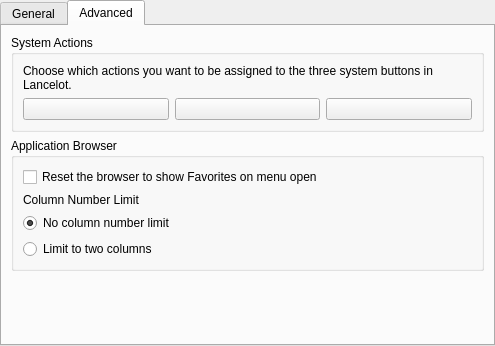
First picture: the form in applets/lancelot/app/src/ui/LancelotConfigBase.ui, repository KDE/kdeplasma-addons, before the edit.
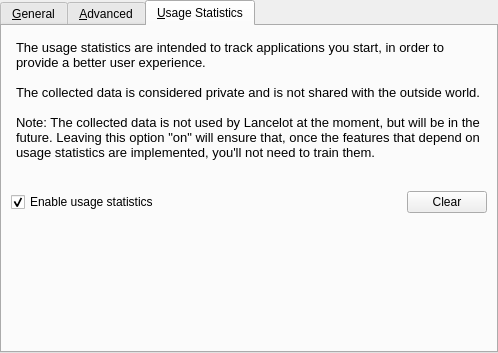
Second picture: the form after the edit.

Commit message: Added page for configuring the usage statistics - to introduce the string messages in time.

```diff
--- a/applets/lancelot/app/src/ui/LancelotConfigBase.ui
+++ b/applets/lancelot/app/src/ui/LancelotConfigBase.ui
@@ -7,7 +7,7 @@
     <x>0</x>
     <y>0</y>
     <width>495</width>
-    <height>346</height>
+    <height>353</height>
    </rect>
   </property>
   <layout class="QHBoxLayout" name="horizontalLayout">
@@ -17,11 +17,11 @@
    <item>
     <widget class="QTabWidget" name="tabWidget">
      <property name="currentIndex">
-      <number>1</number>
+      <number>2</number>
      </property>
      <widget class="QWidget" name="tab">
       <attribute name="title">
-       <string>General</string>
+       <string>&amp;General</string>
       </attribute>
       <layout class="QVBoxLayout" name="verticalLayout_4">
        <item>
@@ -83,7 +83,7 @@
      </widget>
      <widget class="QWidget" name="tab_2">
       <attribute name="title">
-       <string>Advanced</string>
+       <string>&amp;Advanced</string>
       </attribute>
       <layout class="QVBoxLayout" name="verticalLayout">
        <item>
@@ -92,37 +92,37 @@
           <string>System Actions</string>
          </property>
          <layout class="QGridLayout" name="gridLayout">
-          <item row="0" column="0" colspan="3">
-           <widget class="QLabel" name="label_2">
-            <property name="text">
-             <string>Choose which actions you want to be assigned to the three system buttons in Lancelot.</string>
-            </property>
-            <property name="wordWrap">
-             <bool>true</bool>
-            </property>
-           </widget>
-          </item>
-          <item row="1" column="0">
+          <item row="2" column="0">
            <widget class="QPushButton" name="buttonSystem1">
             <property name="text">
              <string/>
             </property>
            </widget>
           </item>
-          <item row="1" column="1">
+          <item row="2" column="1">
            <widget class="QPushButton" name="buttonSystem2">
             <property name="text">
              <string/>
             </property>
            </widget>
           </item>
-          <item row="1" column="2">
+          <item row="2" column="2">
            <widget class="QPushButton" name="buttonSystem3">
             <property name="text">
              <string/>
             </property>
            </widget>
           </item>
+          <item row="1" column="0" colspan="3">
+           <widget class="QLabel" name="label_2">
+            <property name="text">
+             <string>Choose which actions you want to be assigned to the system buttons:</string>
+            </property>
+            <property name="wordWrap">
+             <bool>true</bool>
+            </property>
+           </widget>
+          </item>
          </layout>
         </widget>
        </item>
@@ -140,7 +140,14 @@
            </widget>
           </item>
           <item>
-           <widget class="QLabel" name="label">
+           <widget class="Line" name="lineAppBrowser">
+            <property name="orientation">
+             <enum>Qt::Horizontal</enum>
+            </property>
+           </widget>
+          </item>
+          <item>
+           <widget class="QLabel" name="labelAppBrowserColumnNumber">
             <property name="text">
              <string>Column Number Limit</string>
             </property>
@@ -181,6 +188,85 @@
        </item>
       </layout>
      </widget>
+     <widget class="QWidget" name="tabUsageStatistics">
+      <attribute name="title">
+       <string>&amp;Usage Statistics</string>
+      </attribute>
+      <layout class="QGridLayout" name="gridLayout_2">
+       <item row="0" column="0" colspan="2">
+        <widget class="QTextBrowser" name="textUsageStatistics">
+         <property name="sizePolicy">
+          <sizepolicy hsizetype="Expanding" vsizetype="Preferred">
+           <horstretch>0</horstretch>
+           <verstretch>0</verstretch>
+          </sizepolicy>
+         </property>
+         <property name="maximumSize">
+          <size>
+           <width>16777215</width>
+           <height>150</height>
+          </size>
+         </property>
+         <property name="autoFillBackground">
+          <bool>false</bool>
+         </property>
+         <property name="styleSheet">
+          <string>.QTextBrowser {
+    background: rgba(0,0,0,0);
+}</string>
+         </property>
+         <property name="html">
+          <string>&lt;!DOCTYPE HTML PUBLIC &quot;-//W3C//DTD HTML 4.0//EN&quot; &quot;http://www.w3.org/TR/REC-html40/strict.dtd&quot;&gt;
+&lt;html&gt;&lt;head&gt;&lt;meta name=&quot;qrichtext&quot; content=&quot;1&quot; /&gt;&lt;style type=&quot;text/css&quot;&gt;
+p, li { white-space: pre-wrap; }
+&lt;/style&gt;&lt;/head&gt;&lt;body style=&quot; font-family:'Sans Serif'; font-size:10pt; font-weight:400; font-style:normal;&quot;&gt;
+&lt;p style=&quot; margin-top:0px; margin-bottom:0px; margin-left:0px; margin-right:0px; -qt-block-indent:0; text-indent:0px;&quot;&gt;The usage statistics are intended to track applications you start, in order to provide a better user experience.&lt;/p&gt;
+&lt;p style=&quot;-qt-paragraph-type:empty; margin-top:0px; margin-bottom:0px; margin-left:0px; margin-right:0px; -qt-block-indent:0; text-indent:0px;&quot;&gt;&lt;/p&gt;
+&lt;p style=&quot; margin-top:0px; margin-bottom:0px; margin-left:0px; margin-right:0px; -qt-block-indent:0; text-indent:0px;&quot;&gt;The collected data is considered private and is not shared with the outside world.&lt;/p&gt;
+&lt;p style=&quot;-qt-paragraph-type:empty; margin-top:0px; margin-bottom:0px; margin-left:0px; margin-right:0px; -qt-block-indent:0; text-indent:0px;&quot;&gt;&lt;/p&gt;
+&lt;p style=&quot; margin-top:0px; margin-bottom:0px; margin-left:0px; margin-right:0px; -qt-block-indent:0; text-indent:0px;&quot;&gt;Note: The collected data is not used by Lancelot at the moment, but will be in the future. Leaving this option &quot;on&quot; will ensure that, once the features that depend on usage statistics are implemented, you'll not need to train them.&lt;/p&gt;
+&lt;p style=&quot;-qt-paragraph-type:empty; margin-top:0px; margin-bottom:0px; margin-left:0px; margin-right:0px; -qt-block-indent:0; text-indent:0px;&quot;&gt;&lt;/p&gt;&lt;/body&gt;&lt;/html&gt;</string>
+         </property>
+        </widget>
+       </item>
+       <item row="1" column="0">
+        <widget class="QCheckBox" name="checkUsageStatisticsEnable">
+         <property name="sizePolicy">
+          <sizepolicy hsizetype="Minimum" vsizetype="Fixed">
+           <horstretch>4</horstretch>
+           <verstretch>0</verstretch>
+          </sizepolicy>
+         </property>
+         <property name="text">
+          <string>Enable usage statistics</string>
+         </property>
+         <property name="checked">
+          <bool>true</bool>
+         </property>
+        </widget>
+       </item>
+       <item row="1" column="1">
+        <widget class="QPushButton" name="buttonUsageStatisticsClear">
+         <property name="text">
+          <string>Clear</string>
+         </property>
+        </widget>
+       </item>
+       <item row="2" column="0" colspan="2">
+        <spacer name="verticalSpacer_3">
+         <property name="orientation">
+          <enum>Qt::Vertical</enum>
+         </property>
+         <property name="sizeHint" stdset="0">
+          <size>
+           <width>476</width>
+           <height>124</height>
+          </size>
+         </property>
+        </spacer>
+       </item>
+      </layout>
+     </widget>
     </widget>
    </item>
   </layout>
```
Left out of the diff: 12 changed lines with no effect on the pictures.
